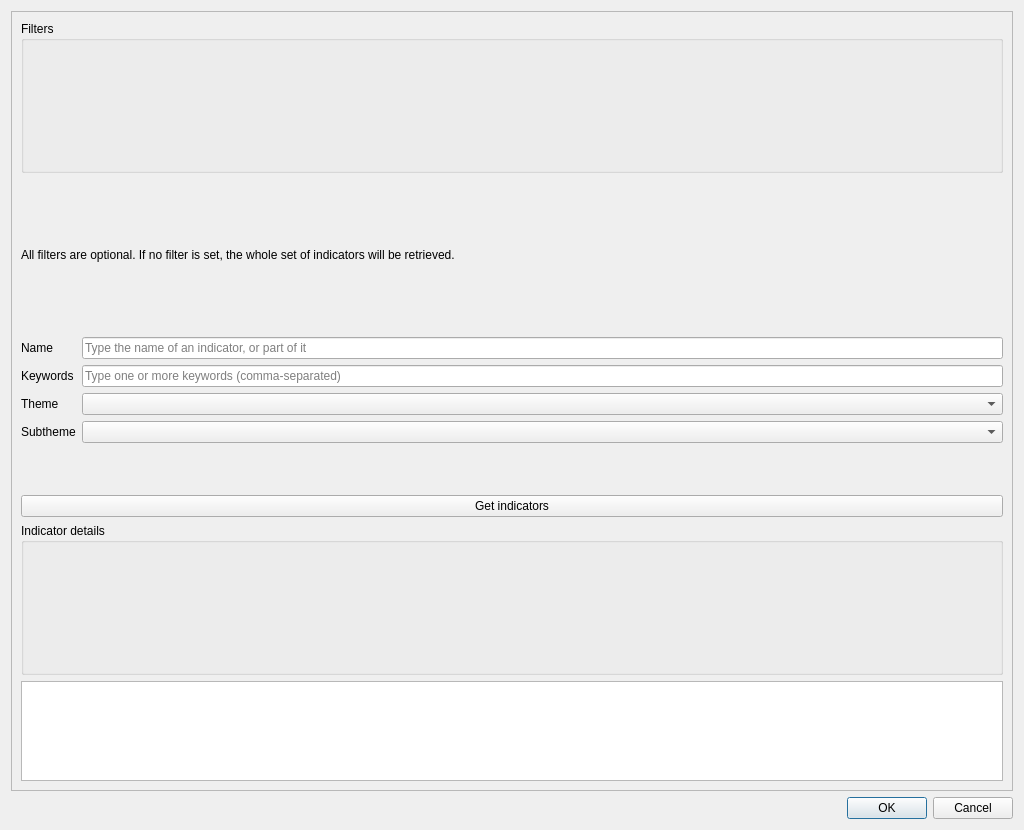
Before: the Qt Designer form svir/ui/ui_select_sv_variables.ui in gem/oq-irmt-qgis, drawn with Qt 5.
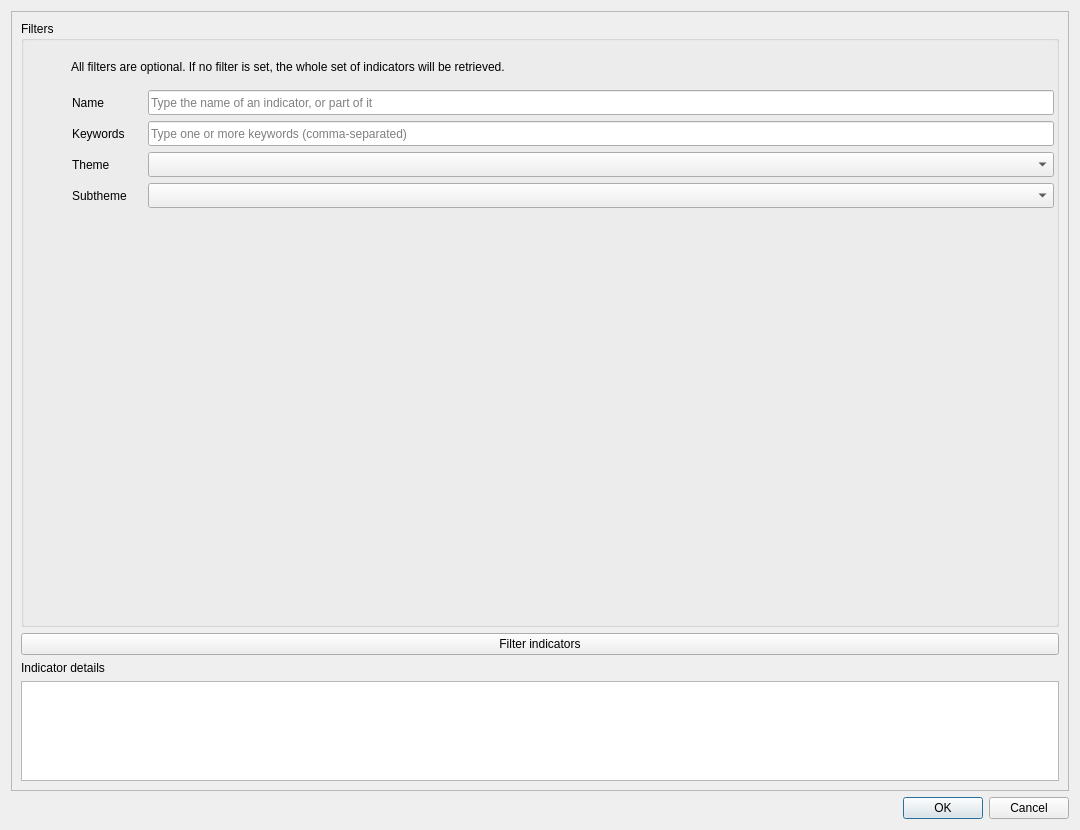
After: the same form once the commit is applied. Icons and pictures are not drawn.

Commit message: Fix layout of dialog to select socioeconomic indicators and preselect all indicators

What changed in the file:
```diff
--- a/svir/ui/ui_select_sv_variables.ui
+++ b/svir/ui/ui_select_sv_variables.ui
@@ -6,7 +6,7 @@
    <rect>
     <x>0</x>
     <y>0</y>
-    <width>1024</width>
+    <width>1080</width>
     <height>830</height>
    </rect>
   </property>
@@ -40,7 +40,7 @@
        <rect>
         <x>0</x>
         <y>0</y>
-        <width>1004</width>
+        <width>1060</width>
         <height>401</height>
        </rect>
       </property>
@@ -52,83 +52,138 @@
          </property>
          <item>
           <widget class="QGroupBox" name="filters_group">
+           <property name="sizePolicy">
+            <sizepolicy hsizetype="MinimumExpanding" vsizetype="MinimumExpanding">
+             <horstretch>0</horstretch>
+             <verstretch>0</verstretch>
+            </sizepolicy>
+           </property>
            <property name="title">
             <string>Filters</string>
            </property>
-          </widget>
-         </item>
-         <item>
           <widget class="QLabel" name="label">
+            <property name="geometry">
+             <rect>
+              <x>50</x>
+              <y>30</y>
+              <width>984</width>
+              <height>32</height>
+             </rect>
+            </property>
            <property name="text">
             <string>All filters are optional. If no filter is set, the whole set of indicators will be retrieved.</string>
            </property>
           </widget>
-         </item>
-         <item>
-          <layout class="QFormLayout" name="formLayout">
-           <property name="fieldGrowthPolicy">
-            <enum>QFormLayout::AllNonFixedFieldsGrow</enum>
-           </property>
-           <item row="0" column="0">
             <widget class="QLabel" name="name_filter_lbl">
+            <property name="geometry">
+             <rect>
+              <x>51</x>
+              <y>69</y>
+              <width>41</width>
+              <height>25</height>
+             </rect>
+            </property>
              <property name="text">
               <string>Name</string>
              </property>
             </widget>
-           </item>
-           <item row="0" column="1">
-            <widget class="QLineEdit" name="name_filter_le">
-             <property name="placeholderText">
-              <string>Type the name of an indicator, or part of it</string>
-             </property>
-            </widget>
-           </item>
-           <item row="1" column="0">
             <widget class="QLabel" name="keywords_lbl">
+            <property name="geometry">
+             <rect>
+              <x>51</x>
+              <y>100</y>
+              <width>67</width>
+              <height>25</height>
+             </rect>
+            </property>
              <property name="text">
               <string>Keywords</string>
              </property>
             </widget>
-           </item>
-           <item row="1" column="1">
-            <widget class="QLineEdit" name="keywords_le">
-             <property name="placeholderText">
-              <string>Type one or more keywords (comma-separated)</string>
-             </property>
-            </widget>
-           </item>
-           <item row="2" column="0">
             <widget class="QLabel" name="theme_lbl">
+            <property name="geometry">
+             <rect>
+              <x>51</x>
+              <y>131</y>
+              <width>47</width>
+              <height>25</height>
+             </rect>
+            </property>
              <property name="text">
               <string>Theme</string>
              </property>
             </widget>
-           </item>
-           <item row="2" column="1">
-            <widget class="QComboBox" name="theme_cbx"/>
-           </item>
-           <item row="3" column="0">
+           <widget class="QComboBox" name="theme_cbx">
+            <property name="geometry">
+             <rect>
+              <x>127</x>
+              <y>131</y>
+              <width>906</width>
+              <height>25</height>
+             </rect>
+            </property>
+           </widget>
             <widget class="QLabel" name="subtheme_lbl">
+            <property name="geometry">
+             <rect>
+              <x>51</x>
+              <y>162</y>
+              <width>70</width>
+              <height>25</height>
+             </rect>
+            </property>
              <property name="text">
               <string>Subtheme</string>
              </property>
             </widget>
-           </item>
-           <item row="3" column="1">
-            <widget class="QComboBox" name="subtheme_cbx"/>
-           </item>
-          </layout>
+           <widget class="QLineEdit" name="keywords_le">
+            <property name="geometry">
+             <rect>
+              <x>127</x>
+              <y>100</y>
+              <width>906</width>
+              <height>25</height>
+             </rect>
+            </property>
+            <property name="placeholderText">
+             <string>Type one or more keywords (comma-separated)</string>
+            </property>
+           </widget>
+           <widget class="QLineEdit" name="name_filter_le">
+            <property name="geometry">
+             <rect>
+              <x>127</x>
+              <y>69</y>
+              <width>906</width>
+              <height>25</height>
+             </rect>
+            </property>
+            <property name="placeholderText">
+             <string>Type the name of an indicator, or part of it</string>
+            </property>
+           </widget>
+           <widget class="QComboBox" name="subtheme_cbx">
+            <property name="geometry">
+             <rect>
+              <x>127</x>
+              <y>162</y>
+              <width>906</width>
+              <height>25</height>
+             </rect>
+            </property>
+           </widget>
+          </widget>
          </item>
          <item>
           <widget class="QPushButton" name="filter_btn">
            <property name="text">
-            <string>Get indicators</string>
+            <string>Filter indicators</string>
            </property>
           </widget>
          </item>
          <item>
-          <widget class="QGroupBox" name="indicator_info">
-           <property name="title">
+          <widget class="QLabel" name="indicator_info">
+           <property name="text">
             <string>Indicator details</string>
            </property>
           </widget>
@@ -136,7 +191,7 @@
          <item>
           <widget class="QTextBrowser" name="indicator_details">
            <property name="sizePolicy">
-            <sizepolicy hsizetype="Expanding" vsizetype="Fixed">
+            <sizepolicy hsizetype="MinimumExpanding" vsizetype="MinimumExpanding">
              <horstretch>0</horstretch>
              <verstretch>0</verstretch>
             </sizepolicy>
```
Left out of the diff: 42 changed lines with no effect on the pictures. Lines whose indentation alone changed are shown as unchanged. The commit also changes 1 other file.
